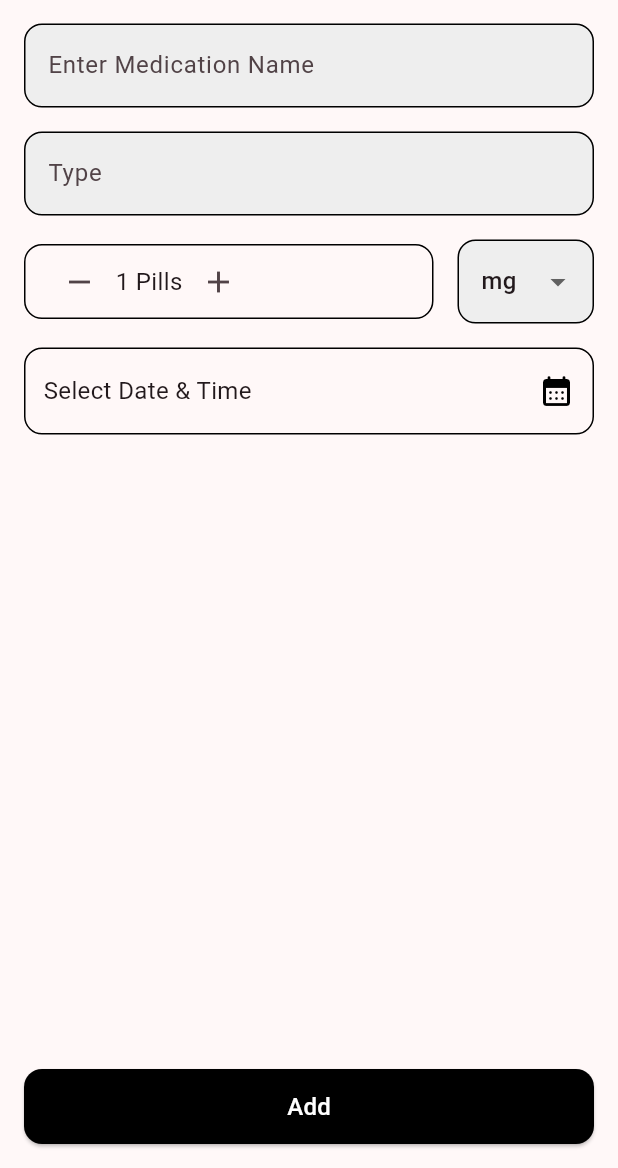
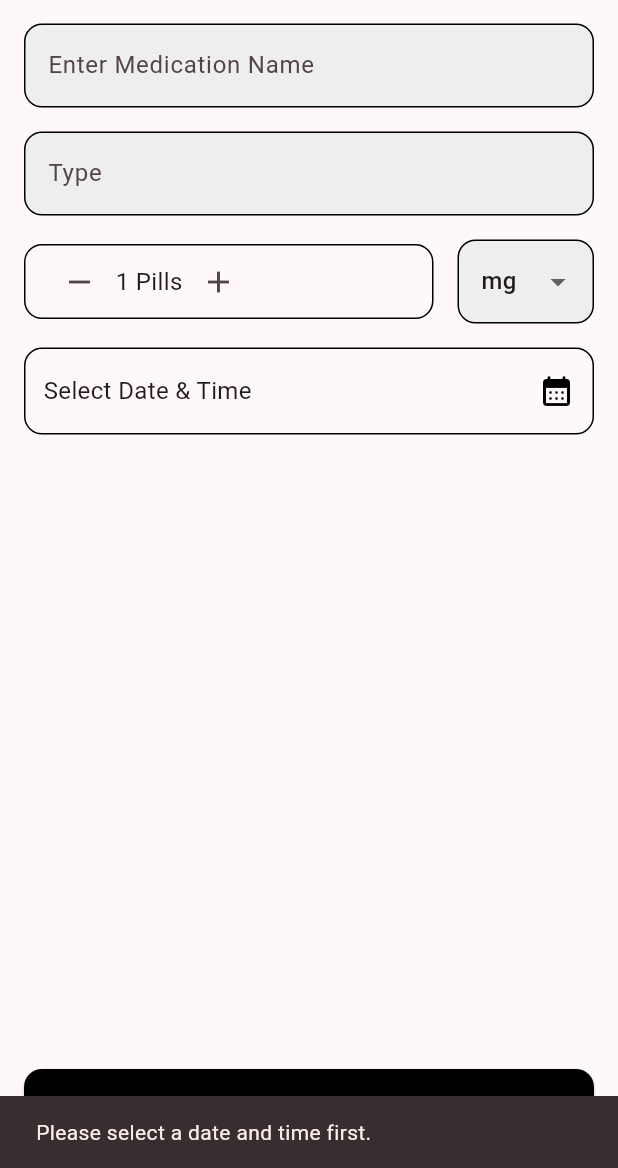
Before and after one commit to ksahil22/G7_Medication_Adherence, a Flutter app: the ReminderScreen screen opened directly, after a tap on "Add", on a phone screen of 412 x 824 dp, the part 68-1236 px from its top. Run offline on Flutter 3.47's test engine with Material 3 defaults, Android fonts, the phone set to English and light mode, and no system bars; our stand-ins replace firebase_auth, firebase_core, flutter_markdown, google_generative_ai; accounts and stored records are empty.

Commit message:
Implementing reminder logic on add button

```diff
--- a/lib/screens/reminder_screen.dart
+++ b/lib/screens/reminder_screen.dart
@@ -207,7 +207,24 @@ class _ReminderScreenState extends State<ReminderScreen> {
       height: 50,
       child: ElevatedButton(
         onPressed: () {
-          // Handle the add button press
+          if (_selectedDate != null && _selectedTime != null) {
+            // Format the selected date and time as desired
+            final formattedDateTime =
+                '${_selectedDate!.day}/${_selectedDate!.month}/${_selectedDate!.year} ${_selectedTime!.format(context)}';
+
+            // Handle the add button press
+            print('Selected Date and Time: $formattedDateTime');
+
+            // You can now use the selected date and time, for example:
+            // save to database, send to another screen, etc.
+          } else {
+            // Show a message if no date or time has been selected
+            ScaffoldMessenger.of(context).showSnackBar(
+              const SnackBar(
+                content: Text('Please select a date and time first.'),
+              ),
+            );
+          }
         },
         style: ElevatedButton.styleFrom(
           backgroundColor: Colors.black,
```
